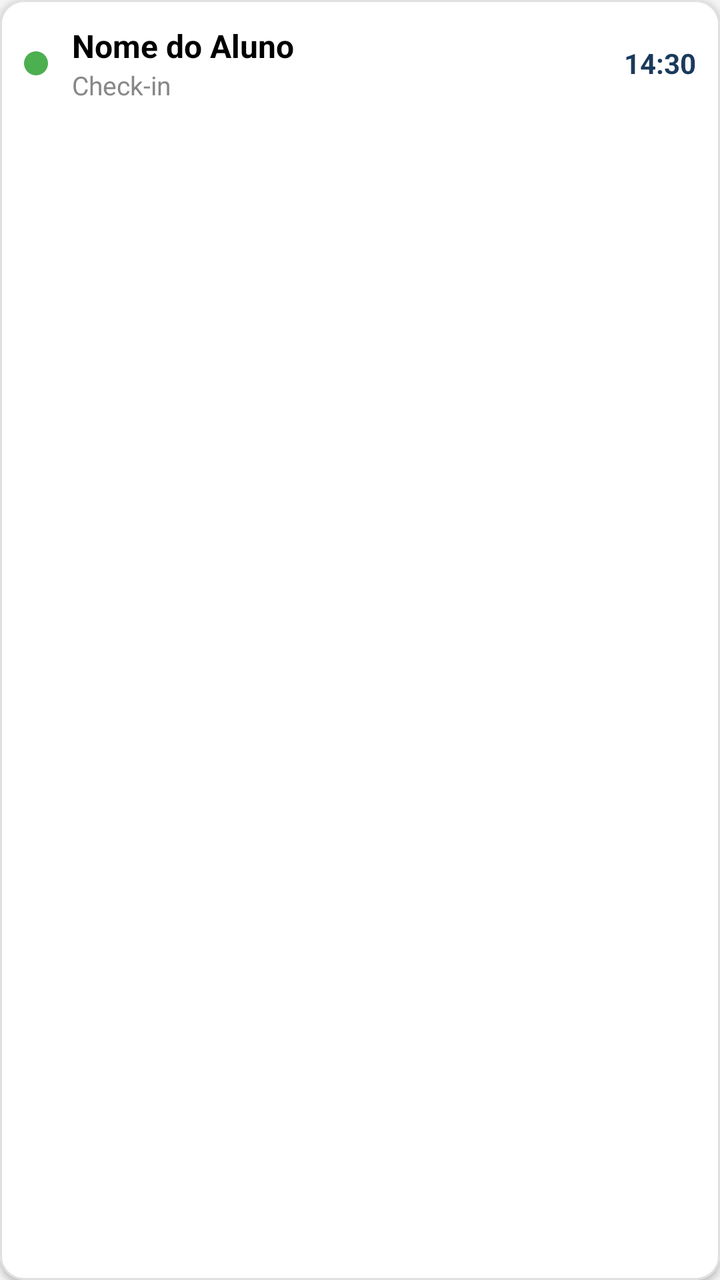
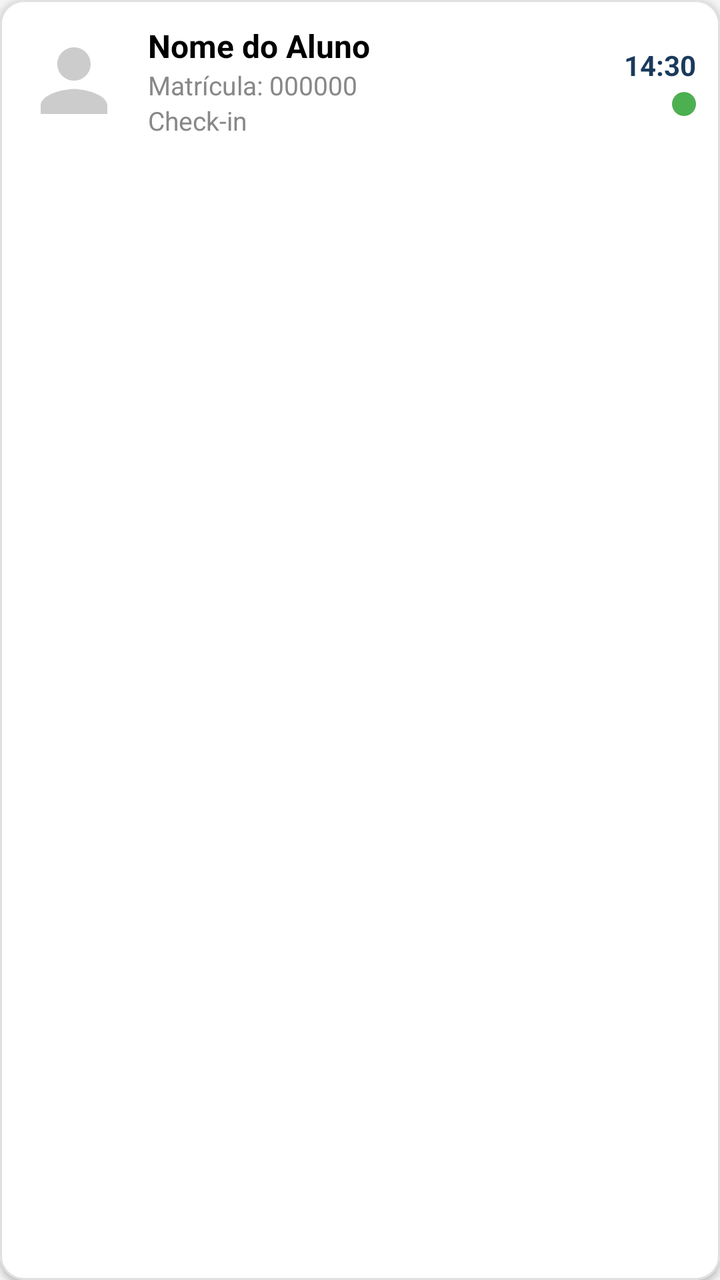

Two renders of the same Android screen: before a commit and after it. Below are the layout's source before the change and the commit's diff.
<!-- AndroidManifest.xml: application theme Theme.Carteirinha -->
<!-- res/layout/item_checkin.xml -->
<?xml version="1.0" encoding="utf-8"?>
<com.google.android.material.card.MaterialCardView xmlns:android="http://schemas.android.com/apk/res/android"
    xmlns:app="http://schemas.android.com/apk/res-auto"
    android:layout_width="match_parent"
    android:layout_height="wrap_content"
    android:layout_marginHorizontal="16dp"
    android:layout_marginVertical="4dp"
    app:cardCornerRadius="12dp"
    app:cardElevation="2dp"
    app:strokeColor="#E0E0E0"
    app:strokeWidth="1dp">

    <LinearLayout
        android:layout_width="match_parent"
        android:layout_height="wrap_content"
        android:orientation="horizontal"
        android:padding="12dp"
        android:gravity="center_vertical">

        
        <View
            android:id="@+id/viewStatusIndicator"
            android:layout_width="12dp"
            android:layout_height="12dp"
            android:layout_marginEnd="12dp"
            android:background="@drawable/circle_indicator" />

        <LinearLayout
            android:layout_width="0dp"
            android:layout_height="wrap_content"
            android:layout_weight="1"
            android:orientation="vertical">

            <TextView
                android:id="@+id/tvItemNome"
                android:layout_width="wrap_content"
                android:layout_height="wrap_content"
                android:text="Nome do Aluno"
                android:textColor="@color/black"
                android:textSize="16sp"
                android:textStyle="bold" />

            <TextView
                android:id="@+id/tvItemTipo"
                android:layout_width="wrap_content"
                android:layout_height="wrap_content"
                android:text="Check-in"
                android:textColor="@color/text_secondary"
                android:textSize="13sp" />
        </LinearLayout>

        <TextView
            android:id="@+id/tvItemHora"
            android:layout_width="wrap_content"
            android:layout_height="wrap_content"
            android:text="14:30"
            android:textColor="@color/primary_dark"
            android:textSize="14sp"
            android:textStyle="bold" />

    </LinearLayout>
</com.google.android.material.card.MaterialCardView>
<!-- resources referenced by this layout -->
<resources>
  <color name="black">#FF000000</color>
  <color name="primary_dark">#1A3A5C</color>
  <color name="text_secondary">#888888</color>
  <!-- drawable circle_indicator (drawable) -->
  <?xml version="1.0" encoding="utf-8"?>
  <shape xmlns:android="http://schemas.android.com/apk/res/android"
      android:shape="oval">
      <solid android:color="#4CAF50" />
  </shape>
  <style name="Theme.Carteirinha" parent="Base.Theme.Carteirinha" />
  <style name="Base.Theme.Carteirinha" parent="Theme.MaterialComponents.Light.NoActionBar">
          
          <item name="colorPrimary">@color/primary_dark</item>
          <item name="colorPrimaryVariant">@color/primary_dark</item>
          <item name="colorOnPrimary">@color/white</item>
          
          <item name="colorSecondary">@color/primary_dark</item>
          <item name="colorSecondaryVariant">@color/primary_dark</item>
          <item name="colorOnSecondary">@color/black</item>
          
          <item name="android:statusBarColor">@color/primary_dark</item>
          
          <item name="android:windowBackground">@color/background_light</item>
          <item name="android:textColorPrimary">@color/black</item>
      </style>
  <color name="white">#FFFFFFFF</color>
  <color name="background_light">#F5F5F5</color>
</resources>

<!-- the commit's change to res/layout/item_checkin.xml (unified diff, before → after) -->
@@ -18,12 +18,14 @@
         android:gravity="center_vertical">
 
         
-        <View
-            android:id="@+id/viewStatusIndicator"
-            android:layout_width="12dp"
-            android:layout_height="12dp"
+        <com.google.android.material.imageview.ShapeableImageView
+            android:id="@+id/ivItemFoto"
+            android:layout_width="50dp"
+            android:layout_height="50dp"
             android:layout_marginEnd="12dp"
-            android:background="@drawable/circle_indicator" />
+            android:scaleType="centerCrop"
+            app:shapeAppearanceOverlay="@style/ShapeAppearance.Material3.Corner.Full"
+            android:src="@drawable/ic_user_placeholder" />
 
         <LinearLayout
             android:layout_width="0dp"
@@ -41,6 +43,14 @@
                 android:textStyle="bold" />
 
             <TextView
+                android:id="@+id/tvItemMatricula"
+                android:layout_width="wrap_content"
+                android:layout_height="wrap_content"
+                android:text="Matrícula: 000000"
+                android:textColor="@color/text_secondary"
+                android:textSize="13sp" />
+
+            <TextView
                 android:id="@+id/tvItemTipo"
                 android:layout_width="wrap_content"
                 android:layout_height="wrap_content"
@@ -49,14 +59,29 @@
                 android:textSize="13sp" />
         </LinearLayout>
 
-        <TextView
-            android:id="@+id/tvItemHora"
+        <LinearLayout
             android:layout_width="wrap_content"
             android:layout_height="wrap_content"
-            android:text="14:30"
-            android:textColor="@color/primary_dark"
-            android:textSize="14sp"
-            android:textStyle="bold" />
+            android:gravity="end"
+            android:orientation="vertical">
+
+            <TextView
+                android:id="@+id/tvItemHora"
+                android:layout_width="wrap_content"
+                android:layout_height="wrap_content"
+                android:text="14:30"
+                android:textColor="@color/primary_dark"
+                android:textSize="14sp"
+                android:textStyle="bold" />
+
+            
+            <View
+                android:id="@+id/viewStatusIndicator"
+                android:layout_width="12dp"
+                android:layout_height="12dp"
+                android:layout_marginTop="4dp"
+                android:background="@drawable/circle_indicator" />
+        </LinearLayout>
 
     </LinearLayout>
 </com.google.android.material.card.MaterialCardView>
<!-- resource entries referenced after the edit -->
@@ -9,6 +9,17 @@
       android:shape="oval">
       <solid android:color="#4CAF50" />
   </shape>
+  <!-- drawable ic_user_placeholder (drawable) -->
+  <vector xmlns:android="http://schemas.android.com/apk/res/android"
+      android:width="24dp"
+      android:height="24dp"
+      android:viewportWidth="24"
+      android:viewportHeight="24"
+      android:tint="#CCCCCC">
+      <path
+          android:fillColor="@android:color/white"
+          android:pathData="M12,12c2.21,0 4,-1.79 4,-4s-1.79,-4 -4,-4 -4,1.79 -4,4 1.79,4 4,4zM12,14c-2.67,0 -8,1.34 -8,4v2h16v-2c0,-2.66 -5.33,-4 -8,-4z" />
+  </vector>
   <style name="Theme.Carteirinha" parent="Base.Theme.Carteirinha" />
   <style name="Base.Theme.Carteirinha" parent="Theme.MaterialComponents.Light.NoActionBar">
           
